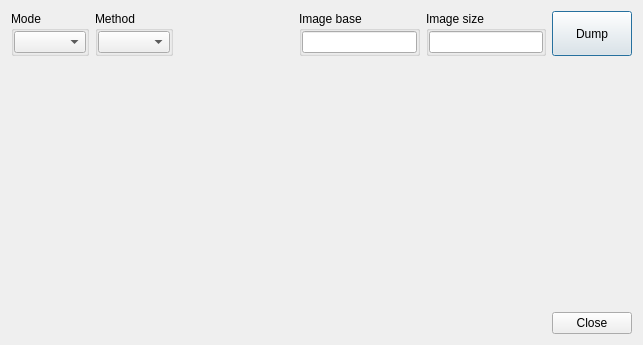
This is dialogdumpprocessmemory.ui in horsicq/XProcessWidget as Qt 5 draws it before an edit. The edited form follows.
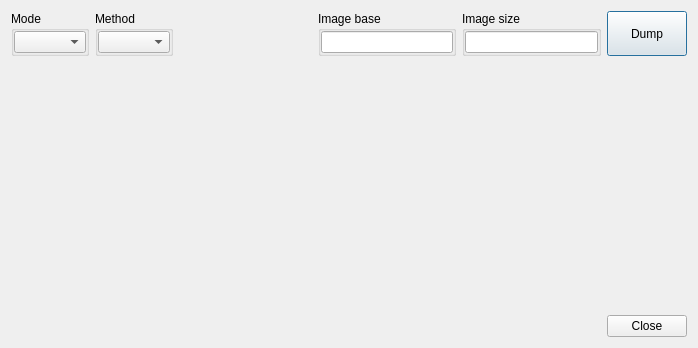
This is the edited form. Custom widgets are drawn as their Qt base class.

What changed in the file:
```diff
--- a/dialogdumpprocessmemory.ui
+++ b/dialogdumpprocessmemory.ui
@@ -9,8 +9,8 @@
    <rect>
     <x>0</x>
     <y>0</y>
-    <width>643</width>
-    <height>345</height>
+    <width>698</width>
+    <height>348</height>
    </rect>
   </property>
   <property name="windowTitle">
@@ -147,17 +147,10 @@
     </layout>
    </item>
    <item>
-    <spacer name="verticalSpacer">
-     <property name="orientation">
-      <enum>Qt::Vertical</enum>
-     </property>
-     <property name="sizeHint" stdset="0">
-      <size>
-       <width>20</width>
-       <height>177</height>
-      </size>
-     </property>
-    </spacer>
+    <widget class="QStackedWidget" name="stackedWidgetDump">
+     <widget class="QWidget" name="pageRaw"/>
+     <widget class="QWidget" name="pageRebuild"/>
+    </widget>
    </item>
    <item>
     <layout class="QHBoxLayout" name="horizontalLayout">
```
